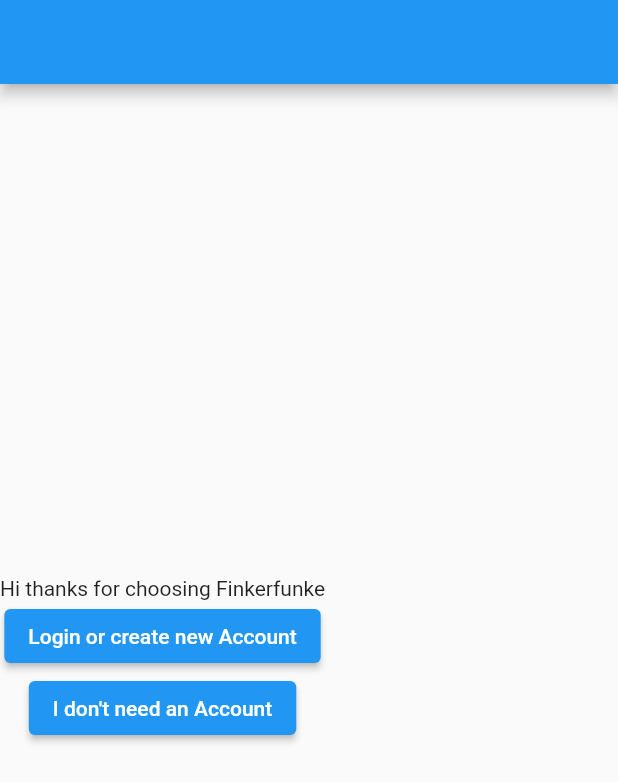
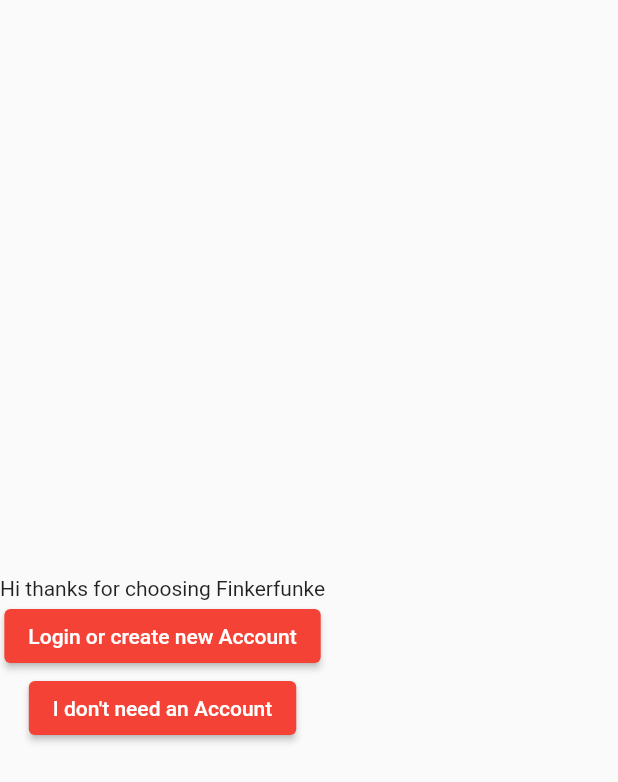
Before and after one commit to tim200002/fingerfunke-app, a Flutter app: the screen it shows after launch, on a phone screen of 412 x 824 dp. Shown: the top 782 px of the screen. Run offline on Flutter 3.47's test engine with Material 2 defaults, Android fonts, the light colour scheme and no system bars; our stand-ins replace bloc, cloud_firestore, equatable, firebase_auth, firebase_core, flutter_bloc and 3 more; accounts and stored records are empty.

Commit message:
added theme data; implemented home view

```diff
--- a/lib/app.dart
+++ b/lib/app.dart
@@ -1,4 +1,5 @@
 import 'package:fingerfunke_app/cubits/cubit/authentication_cubit.dart';
+import 'package:fingerfunke_app/view/home/view/home_view.dart';
 import 'package:flutter/material.dart';
 import 'package:flutter_bloc/flutter_bloc.dart';
 
@@ -10,6 +11,9 @@
   }
 
   @override
+  Widget build(BuildContext context) => const HomeView();
+
+  /*@override
   Widget build(BuildContext context) {
     final AuthenticationState state =
         BlocProvider.of<AuthenticationCubit>(context).state;
@@ -19,5 +23,5 @@
         child: Text("App in state $state"),
       ),
     );
-  }
+  }*/
 }
--- a/lib/main.dart
+++ b/lib/main.dart
@@ -1,5 +1,6 @@
 import 'package:fingerfunke_app/app.dart';
 import 'package:fingerfunke_app/cubits/cubit/authentication_cubit.dart';
+import 'package:fingerfunke_app/utils/app_theme.dart';
 import 'package:fingerfunke_app/view/create_account/view/create_account_view.dart';
 import 'package:fingerfunke_app/view/splash/view/splash_page.dart';
 import 'package:fingerfunke_app/view/unauthenticated/view/unauthenticated_page.dart';
@@ -46,6 +47,7 @@
               .connectListener(mapStateChangeToNavigationEvent);
           return MaterialApp(
             navigatorKey: _navigator,
+            theme: AppTheme.mainTheme,
             debugShowCheckedModeBanner: false,
             onGenerateRoute: (_) => SplashPage.route(),
           );
--- /dev/null
+++ b/lib/utils/app_theme.dart
@@ -0,0 +1,14 @@
+import 'package:flutter/material.dart';
+
+class AppTheme {
+  static final mainTheme = ThemeData(
+      colorScheme: ColorScheme.light(
+          primary: Colors.red,
+          secondary: Colors.teal[100]!,
+          onSecondary: Colors.black),
+      appBarTheme: const AppBarTheme(
+          elevation: 0,
+          centerTitle: true,
+          backgroundColor: Colors.transparent,
+          foregroundColor: Colors.black));
+}
```
Also changed, not shown: lib/utils/dev_tools.dart (added, +8 -0 lines), lib/view/home/view/home_view.dart (added, +70 -0 lines).
